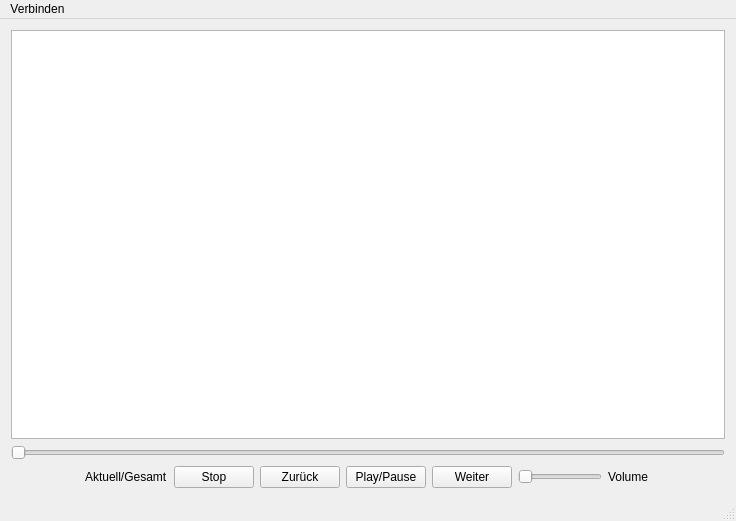
Above: arkecho_player/arkecho_player/Ui/ArkEchoPlayerView.ui from ArkEcho/arkecho_player before the change. Below: the same form after it.
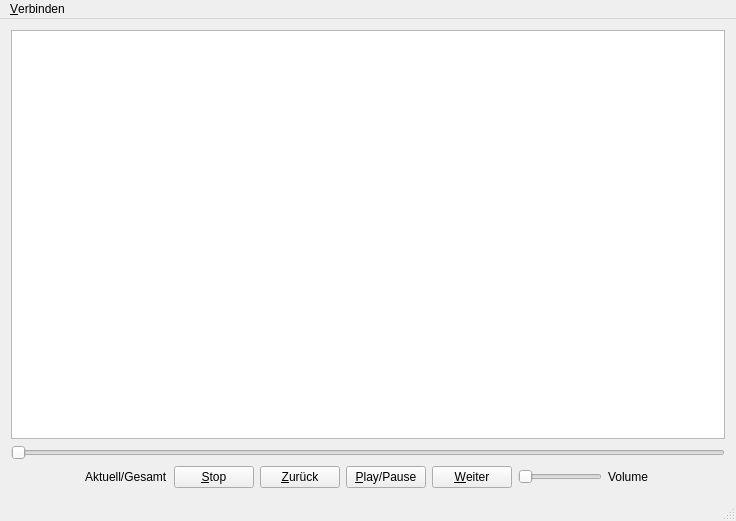
That is the form after the change.

Commit message: Player: Created DLL for better Performance

Diff of the .ui file:
```diff
--- a/arkecho_player/arkecho_player/Ui/ArkEchoPlayerView.ui
+++ b/arkecho_player/arkecho_player/Ui/ArkEchoPlayerView.ui
@@ -53,7 +53,7 @@
       <item>
        <widget class="QPushButton" name="pbStop">
         <property name="text">
-         <string>Stop</string>
+         <string>&amp;Stop</string>
         </property>
        </widget>
       </item>
@@ -64,21 +64,21 @@
       <item>
        <widget class="QPushButton" name="pbBackward">
         <property name="text">
-         <string>Zurück</string>
+         <string>&amp;Zurück</string>
         </property>
        </widget>
       </item>
       <item>
        <widget class="QPushButton" name="pbPlay_Pause">
         <property name="text">
-         <string>Play/Pause</string>
+         <string>&amp;Play/Pause</string>
         </property>
        </widget>
       </item>
       <item>
        <widget class="QPushButton" name="pbForward">
         <property name="text">
-         <string>Weiter</string>
+         <string>&amp;Weiter</string>
         </property>
        </widget>
       </item>
@@ -140,7 +140,7 @@
    </property>
    <widget class="QMenu" name="menuVerbinden">
     <property name="title">
-     <string>Verbinden</string>
+     <string>&amp;Verbinden</string>
     </property>
     <addaction name="actionManuelle_Verbindung"/>
     <addaction name="actionQR_Code_Verbindung"/>
```
Left out of the diff: 4 changed lines with no effect on the pictures. The commit also changes 11 other files.
